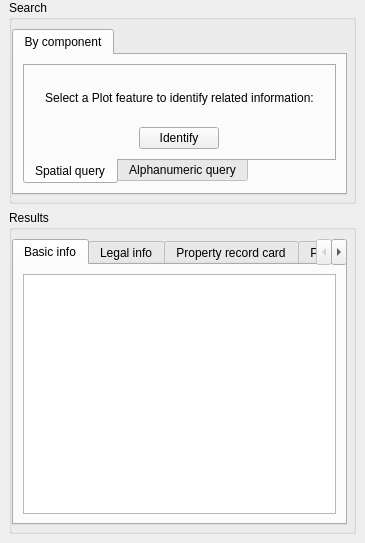
Old version of the form asistente_ladm_col/ui/dockwidgets/dockwidget_queries.ui in the repository SwissTierrasColombia/Asistente-LADM-COL.
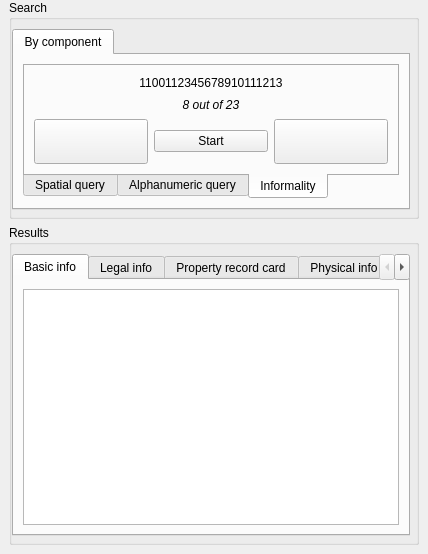
New version of the form. The open tabs and pages were chosen to show the change. Icons and pictures are not drawn. Custom widgets are drawn as their Qt base class.

Commit message: [queries] Add tab to iterate informal parcels

Diff of the .ui file:
```diff
--- a/asistente_ladm_col/ui/dockwidgets/dockwidget_queries.ui
+++ b/asistente_ladm_col/ui/dockwidgets/dockwidget_queries.ui
@@ -6,14 +6,14 @@
    <rect>
     <x>0</x>
     <y>0</y>
-    <width>365</width>
-    <height>543</height>
+    <width>428</width>
+    <height>554</height>
    </rect>
   </property>
   <property name="minimumSize">
    <size>
-    <width>365</width>
-    <height>543</height>
+    <width>428</width>
+    <height>554</height>
    </size>
   </property>
   <property name="floating">
@@ -197,6 +197,101 @@
                </item>
               </layout>
              </widget>
+             <widget class="QWidget" name="tab">
+              <attribute name="title">
+               <string>Informality</string>
+              </attribute>
+              <layout class="QGridLayout" name="gridLayout_12">
+               <item row="0" column="0">
+                <widget class="QLabel" name="lbl_informal_parcel_number">
+                 <property name="text">
+                  <string>1100112345678910111213</string>
+                 </property>
+                 <property name="alignment">
+                  <set>Qt::AlignCenter</set>
+                 </property>
+                </widget>
+               </item>
+               <item row="1" column="0">
+                <widget class="QLabel" name="lbl_informal_out_of_total">
+                 <property name="font">
+                  <font>
+                   <italic>true</italic>
+                  </font>
+                 </property>
+                 <property name="text">
+                  <string>8 out of 23</string>
+                 </property>
+                 <property name="alignment">
+                  <set>Qt::AlignCenter</set>
+                 </property>
+                </widget>
+               </item>
+               <item row="2" column="0">
+                <layout class="QHBoxLayout" name="horizontalLayout_5">
+                 <item>
+                  <widget class="QPushButton" name="btn_previous_informal_parcel">
+                   <property name="minimumSize">
+                    <size>
+                     <width>45</width>
+                     <height>45</height>
+                    </size>
+                   </property>
+                   <property name="toolTip">
+                    <string>Previous parcel</string>
+                   </property>
+                   <property name="text">
+                    <string/>
+                   </property>
+                   <property name="icon">
+                    <iconset>
+                     <normaloff>:/Asistente-LADM-COL/resources/images/deselect.png</normaloff>:/Asistente-LADM-COL/resources/images/deselect.png</iconset>
+                   </property>
+                   <property name="iconSize">
+                    <size>
+                     <width>24</width>
+                     <height>24</height>
+                    </size>
+                   </property>
+                  </widget>
+                 </item>
+                 <item>
+                  <widget class="QPushButton" name="btn_query_informality">
+                   <property name="text">
+                    <string>Start</string>
+                   </property>
+                  </widget>
+                 </item>
+                 <item>
+                  <widget class="QPushButton" name="btn_next_informal_parcel">
+                   <property name="minimumSize">
+                    <size>
+                     <width>45</width>
+                     <height>45</height>
+                    </size>
+                   </property>
+                   <property name="toolTip">
+                    <string>Next parcel</string>
+                   </property>
+                   <property name="text">
+                    <string/>
+                   </property>
+                   <property name="icon">
+                    <iconset>
+                     <normaloff>:/Asistente-LADM-COL/resources/images/select.png</normaloff>:/Asistente-LADM-COL/resources/images/select.png</iconset>
+                   </property>
+                   <property name="iconSize">
+                    <size>
+                     <width>24</width>
+                     <height>24</height>
+                    </size>
+                   </property>
+                  </widget>
+                 </item>
+                </layout>
+               </item>
+              </layout>
+             </widget>
             </widget>
            </item>
           </layout>
```
The commit also changes 3 other files.
